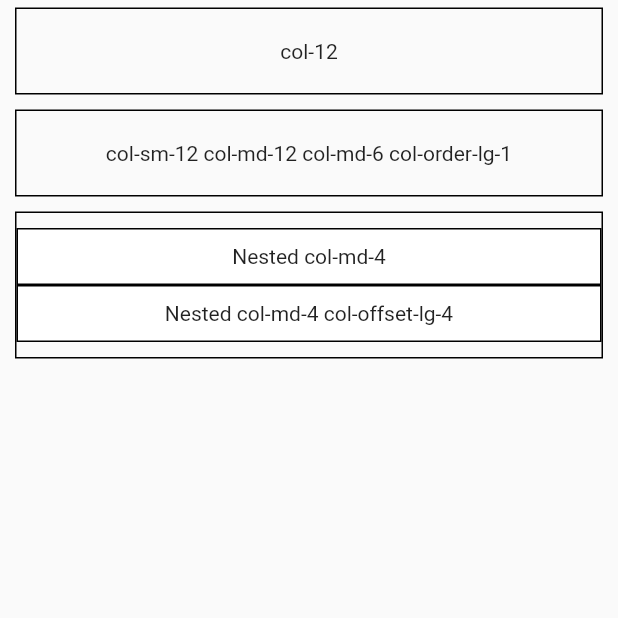
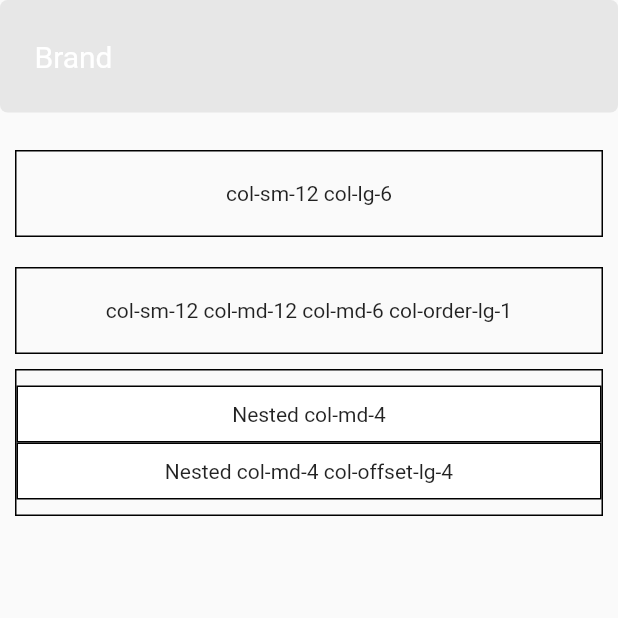
Before and after one commit to kholifanalfon/bs_flutter, a Flutter app: the screen it shows after launch, on a phone screen of 412 x 824 dp, the top half of it. Run offline on Flutter 3.47's test engine with Material 2 defaults, Android fonts, the phone set to English and light mode, and no system bars; missing offline and left inert: dart:html.

Commit message:
## 0.1.0
* Adding widget BsNavbar, BsNabarBrand, BsContainer, BsButton
* Rename class ColSize to ColScreen
* Adding utils BsColor

```diff
--- a/example/lib/main.dart
+++ b/example/lib/main.dart
@@ -21,41 +21,51 @@
     return MaterialApp(
       home: Scaffold(
         body: Scrollbar(
-            child: SingleChildScrollView(
+          child: SingleChildScrollView(
           child: Column(
             children: [
+              BsNavbar(
+                margin: EdgeInsets.only(bottom: 20.0),
+                brand: BsNavBrand(
+                  onPressed: () {},
+                  child: Container(
+                    child: Text('Brand'),
+                  ),
+                ),
+              ),
               Container(
                 child: Container(
                   child: BsRow(
-                    gutter: EdgeInsets.only(
-                        left: 10.0, right: 10.0, top: 5.0, bottom: 5.0),
+                    gutter: EdgeInsets.only(left: 10.0, right: 10.0, top: 5.0, bottom: 5.0),
                     children: [
                       BsCol(
                         decoration: BoxDecoration(
                           border: Border.all(color: Colors.black),
                         ),
                         padding: EdgeInsets.all(20.0),
-                        sizes: ColSize.all(Col.col_12),
-                        child: Center(child: Text('col-12')),
+                        sizes: ColScreen(sm: Col.col_12, lg: Col.col_6),
+                        child: Center(child: Text('col-sm-12 col-lg-6')),
                       ),
                       BsCol(
                         decoration: BoxDecoration(
                           border: Border.all(color: Colors.black),
                         ),
+                        visibility: BsVisibility.hiddenMd,
                         padding: EdgeInsets.all(20.0),
-                        sizes: ColSize(
-                            sm: Col.col_12, md: Col.col_12, lg: Col.col_6),
-                        order: ColOrder(md: 1),
-                        child: Center(
-                            child: Text(
-                                'col-sm-12 col-md-12 col-md-6 col-order-lg-1')),
+                        sizes: ColScreen(sm: Col.col_12, lg: Col.col_6),
+                        child: Center(child: Text('col-sm-12 col-lg-6 col-hidden-md')),
                       ),
                       BsCol(
-                        decoration: BoxDecoration(
-                          border: Border.all(color: Colors.black),
-                        ),
+                        decoration: BoxDecoration(border: Border.all(color: Colors.black)),
+                        padding: EdgeInsets.all(20.0),
+                        sizes: ColScreen(sm: Col.col_12, md: Col.col_12, lg: Col.col_6),
+                        order: ColOrder(md: 1),
+                        child: Center(child: Text('col-sm-12 col-md-12 col-md-6 col-order-lg-1')),
+                      ),
+                      BsCol(
+                        decoration: BoxDecoration(border: Border.all(color: Colors.black)),
                         padding: EdgeInsets.only(top: 10.0, bottom: 10.0),
-                        sizes: ColSize(md: Col.col_6),
+                        sizes: ColScreen(md: Col.col_6),
                         child: BsRow(
                           children: [
                             BsCol(
@@ -64,7 +74,7 @@
                                 border: Border.all(color: Colors.black),
                               ),
                               padding: EdgeInsets.all(10.0),
-                              sizes: ColSize(md: Col.col_4),
+                              sizes: ColScreen(md: Col.col_4),
                               child: Center(child: Text('Nested col-md-4')),
                             ),
                             BsCol(
@@ -73,11 +83,9 @@
                                 border: Border.all(color: Colors.black),
                               ),
                               padding: EdgeInsets.all(10.0),
-                              sizes: ColSize(md: Col.col_4),
-                              offset: ColSize(lg: Col.col_4),
-                              child: Center(
-                                  child:
-                                      Text('Nested col-md-4 col-offset-lg-4')),
+                              sizes: ColScreen(md: Col.col_4),
+                              offset: ColScreen(lg: Col.col_4),
+                              child: Center(child:Text('Nested col-md-4 col-offset-lg-4')),
                             ),
                           ],
                         ),
--- a/lib/bs_flutter.dart
+++ b/lib/bs_flutter.dart
@@ -5,6 +5,8 @@
 export 'src/utility/breakpoint.dart';
 export 'src/utility/utils.dart';
 export 'src/grids/bs_row.dart';
+export 'src/others/bs_container.dart';
+export 'src/navbars/bs_navbar.dart';
 
 class BsFlutter {
   static const MethodChannel _channel = const MethodChannel('bs_flutter');
--- a/lib/src/grids/bs_col.dart
+++ b/lib/src/grids/bs_col.dart
@@ -7,9 +7,9 @@
   const BsCol({
     Key? key,
     this.visibility = BsVisibility.block,
-    this.sizes = const ColSize(),
+    this.sizes = const ColScreen(),
     this.order = const ColOrder(),
-    this.offset = const ColSize(),
+    this.offset = const ColScreen(),
     this.color,
     this.height,
     this.constraints,
@@ -31,16 +31,16 @@
   ///
   final BsVisibility visibility;
 
-  /// Set width of [BsCol] base on [BreakPoint] using [ColSize]
+  /// Set width of [BsCol] base on [BreakPoint] using [ColScreen]
   /// if [sizes] is empty, system automatically using [Col.col_12] in all breakpoint
-  final ColSize sizes;
+  final ColScreen sizes;
 
   /// If you need to change order of [BsCol] in some [BreakPoint]
   /// [ColOrder] is very helpful
   final ColOrder order;
 
-  /// Set offset of [BsCol] base on [BreakPoint] using [ColSize]
-  final ColSize offset;
+  /// Set offset of [BsCol] base on [BreakPoint] using [ColScreen]
+  final ColScreen offset;
 
   /// Color of Container widget in [BsCol]
   final Color? color;
--- a/lib/src/grids/utils.dart
+++ b/lib/src/grids/utils.dart
@@ -52,8 +52,8 @@
 }
 
 /// Will handle screen device using which breakpoint
-class ColSize {
-  const ColSize({
+class ColScreen {
+  const ColScreen({
     this.xs,
     this.sm,
     this.md,
@@ -81,23 +81,23 @@
   final Col? xxl;
 
   /// Will set width [BsCol] in all screen device
-  factory ColSize.all(Col size) {
-    return ColSize(sm: size);
+  factory ColScreen.all(Col size) {
+    return ColScreen(sm: size);
   }
 
   /// Will set width [BsCol] in mobile screen including
   /// - [BreakPoint.sm] (>= 567 px)
   /// - [BreakPoint.md] (>= 768 px)
-  factory ColSize.onlyMobile(Col size) {
-    return ColSize(sm: size, md: Col.col_12);
+  factory ColScreen.onlyMobile(Col size) {
+    return ColScreen(sm: size, md: Col.col_12);
   }
 
   /// Will set width [BsCol] in tablet screen including
   /// - [BreakPoint.sm] (>= 567 px)
   /// - [BreakPoint.md] (>= 768 px)
   /// - [BreakPoint.lg] (>= 960 px)
-  factory ColSize.onlyTablet(Col size) {
-    return ColSize(md: size, lg: Col.col_12);
+  factory ColScreen.onlyTablet(Col size) {
+    return ColScreen(md: size, lg: Col.col_12);
   }
 
   /// Will set width [BsCol] in tablet screen including
@@ -105,13 +105,13 @@
   /// - [BreakPoint.md] (>= 768 px)
   /// - [BreakPoint.lg] (>= 960 px)
   /// - [BreakPoint.xl] (>= 1140 px)
-  factory ColSize.onlyDesktop(Col size) {
-    return ColSize(lg: size);
+  factory ColScreen.onlyDesktop(Col size) {
+    return ColScreen(lg: size);
   }
 
   /// Will set width [BsCol] in mobile, tablet, desktop screen including
-  factory ColSize.inDevice({Col? mobile, Col? tablet, Col? desktop}) {
-    return ColSize(sm: mobile, md: tablet, lg: desktop);
+  factory ColScreen.inDevice({Col? mobile, Col? tablet, Col? desktop}) {
+    return ColScreen(sm: mobile, md: tablet, lg: desktop);
   }
 }
 
@@ -154,9 +154,9 @@
 
   final BuildContext context;
 
-  final ColSize sizes;
+  final ColScreen sizes;
 
-  final ColSize offset;
+  final ColScreen offset;
 
   /// Get width of [BsCol]
   Col? get width {
--- /dev/null
+++ b/lib/src/navbars/bs_navbar.dart
@@ -0,0 +1,93 @@
+import 'package:bs_flutter/bs_flutter.dart';
+import 'package:flutter/material.dart';
+
+export 'bs_navbrand.dart';
+
+/// Class for customize style [BsNavbar]
+class BsNavbarStyle {
+
+  /// If [backgroundColor] isEmpty, system will set automatically backgroundColor to default
+  const BsNavbarStyle({
+    this.borderRadius,
+    this.backgroundColor = const Color(0xffe7e7e7),
+  });
+
+  /// Set background color of [BsNavbar]
+  final Color? backgroundColor;
+
+  /// Set border radius of [BsNavbar]
+  final BorderRadiusGeometry? borderRadius;
+
+  /// This is default example for customize [BsNavbar]
+  static const BsNavbarStyle style_1 = BsNavbarStyle(
+    borderRadius: BorderRadius.all(Radius.circular(5.0)),
+  );
+}
+
+/// Class for customize size of [BsNavbar]
+class BsNavbarSize {
+
+  /// Constructor of [BsNavbarSize]
+  const BsNavbarSize({
+    this.padding,
+  });
+
+  /// Set padding of [BsNavBar]
+  final EdgeInsetsGeometry? padding;
+
+  /// This is default example [BsNavbarSize] with name medium size
+  static const BsNavbarSize md = BsNavbarSize(
+    padding: EdgeInsets.only(top: 10.0, bottom: 10.0)
+  );
+}
+
+/// Create beautifull navigation bar using [BsNavbar]
+///
+/// To customize style [BsNavbar] using [BsNavbarStyle] or [BsNavbarSize] to
+/// customize size of [BsNavbar]
+class BsNavbar extends StatelessWidget {
+
+  /// If [style] isEmpty, system will automatically set style to [BsNavbarStyle.style_1]
+  /// If [size] isEmpty, system will automatically set style to [BsNavbarSize.md]
+  const BsNavbar({
+    Key? key,
+    this.style = BsNavbarStyle.style_1,
+    this.size = BsNavbarSize.md,
+    this.brand,
+    this.margin,
+    this.child,
+  }) : super(key: key);
+
+  /// define customize style of [BsNavbar]
+  final BsNavbarStyle style;
+
+  /// define customize size of [BsNavbar]
+  final BsNavbarSize size;
+
+  /// define margin of [BsNavbar]
+  final EdgeInsetsGeometry? margin;
+
+  /// define brand section of [BsNavbar] use [BsNavBrand] class
+  final BsNavBrand? brand;
+
+  /// define child of [BsNavbar]
+  final Widget? child;
+
+  @override
+  Widget build(BuildContext context) {
+    return Container(
+      margin: margin,
+      padding: size.padding,
+      decoration: BoxDecoration(
+        color: style.backgroundColor,
+        borderRadius: style.borderRadius
+      ),
+      child: Row(
+        children: [
+          brand == null ? Container(width: 0) : Container(child: brand),
+          Expanded(child: Container(child: child)),
+        ],
+      ),
+    );
+  }
+}
--- /dev/null
+++ b/lib/src/navbars/bs_navbrand.dart
@@ -0,0 +1,62 @@
+import 'package:bs_flutter/bs_flutter.dart';
+import 'package:flutter/cupertino.dart';
+import 'package:flutter/material.dart';
+
+/// Class for customize [BsNavBrand]
+class BsNavBrandStyle {
+
+  /// Constructor [BsNavBrandStyle]
+  const BsNavBrandStyle({
+    this.padding,
+  });
+
+  /// defined padding of [BsNavBrand]
+  final EdgeInsetsGeometry? padding;
+
+  /// default example to customize [BsNavBrandStyle]
+  static const BsNavBrandStyle style_1 = BsNavBrandStyle(
+    padding: EdgeInsets.only(left: 15.0, right: 15.0, top: 8.0, bottom: 8.0),
+  );
+}
+
+/// This is on of [BsNavbar] child
+class BsNavBrand extends StatelessWidget {
+
+  /// Constructor [BsNavBrand]
+  const BsNavBrand({
+    Key? key,
+    this.textStyle,
+    this.brandStyle = BsNavBrandStyle.style_1,
+    this.child,
+    this.onPressed,
+  }) : super(key: key);
+
+  /// define customize [textStyle] of BsNavBrand
+  final TextStyle? textStyle;
+
+  /// define style of [BsNavBrand]
+  final BsNavBrandStyle brandStyle;
+
+  /// define child of [BsNavBrand]
+  final Widget? child;
+
+  /// define onPressed callback if needed
+  final VoidCallback? onPressed;
+
+  @override
+  Widget build(BuildContext context) {
+    return TextButton(
+      onPressed: onPressed,
+      child: DefaultTextStyle(
+        style: TextStyle(
+          fontSize: 20.0,
+        ).merge(textStyle),
+        child: Container(
+          padding: brandStyle.padding,
+          child: child,
+        )
+      )
+    );
+  }
+
+}
```
Also changed, not shown: lib/src/components/bs_button.dart (added, +308 -0 lines), lib/src/others/bs_container.dart (added, +120 -0 lines), lib/src/utility/utils.dart (+22 -0 lines), 5 other files.
